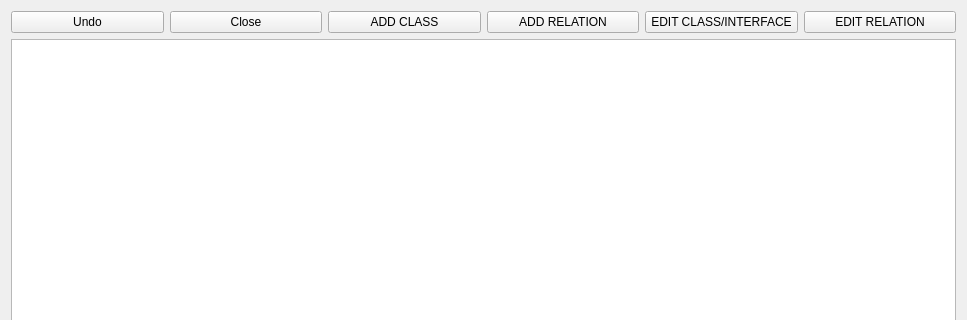
This is src/views/sequencediagramview.ui in JohnyDevp/CPP_Project as Qt 5 draws it before an edit; both pictures show x 0 to 967 and y 0 to 320 of the 967 by 559 pixel window. The edited form follows.
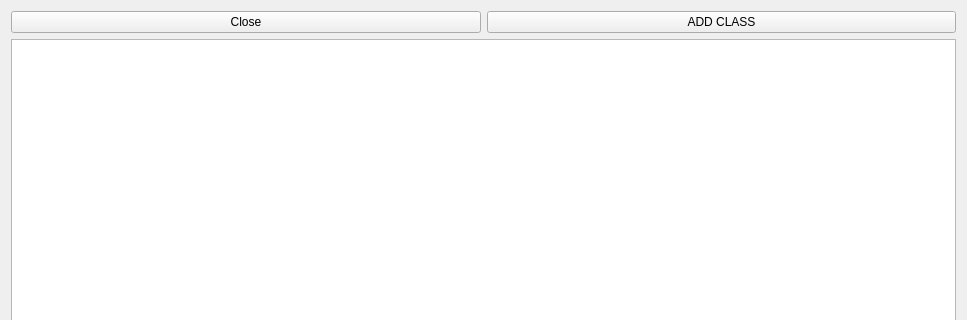
This is the edited form.

Patch:
```diff
--- a/src/views/sequencediagramview.ui
+++ b/src/views/sequencediagramview.ui
@@ -23,13 +23,6 @@
        </item>
        <item>
         <layout class="QHBoxLayout" name="horizontalLayout">
-         <item>
-          <widget class="QPushButton" name="btnUndo">
-           <property name="text">
-            <string>Undo</string>
-           </property>
-          </widget>
-         </item>
          <item>
           <widget class="QPushButton" name="btnClose">
            <property name="text">
@@ -44,27 +37,6 @@
            </property>
           </widget>
          </item>
-         <item>
-          <widget class="QPushButton" name="btnAddRelation">
-           <property name="text">
-            <string>ADD RELATION</string>
-           </property>
-          </widget>
-         </item>
-         <item>
-          <widget class="QPushButton" name="btnEditObject">
-           <property name="text">
-            <string>EDIT CLASS/INTERFACE</string>
-           </property>
-          </widget>
-         </item>
-         <item>
-          <widget class="QPushButton" name="btnEditRelation">
-           <property name="text">
-            <string>EDIT RELATION</string>
-           </property>
-          </widget>
-         </item>
         </layout>
        </item>
       </layout>
```
